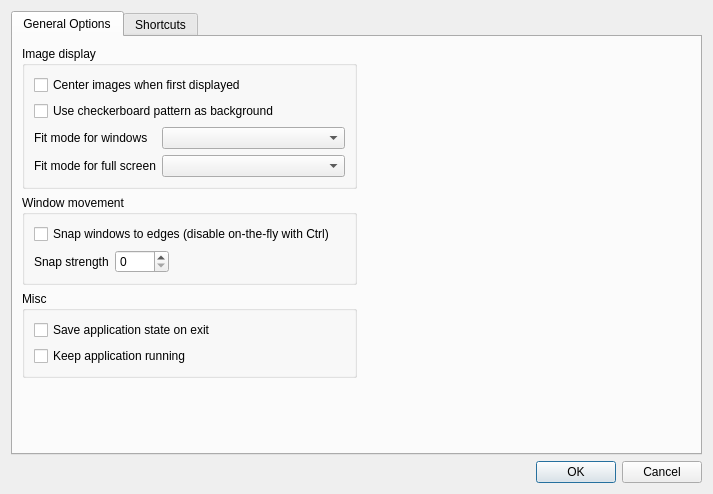
The window that src/OptionsDialog.ui (Helios-vmg/Borderless) describes before a commit, drawn with Qt 5.
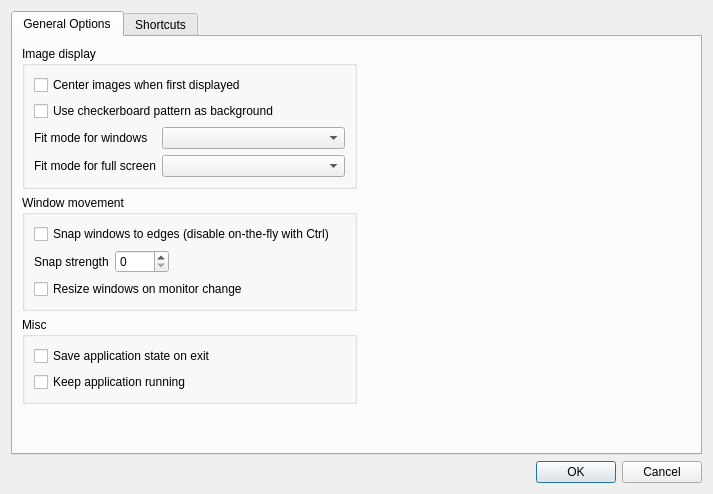
The same window after the commit. Custom widgets are drawn as their Qt base class.

Commit message: Added option to disable automatic window resizing.

The edit to the form file:
```diff
--- a/src/OptionsDialog.ui
+++ b/src/OptionsDialog.ui
@@ -187,6 +187,13 @@
                 </item>
                </layout>
               </item>
+              <item>
+               <widget class="QCheckBox" name="resize_windows_cb">
+                <property name="text">
+                 <string>Resize windows on monitor change</string>
+                </property>
+               </widget>
+              </item>
              </layout>
             </widget>
            </item>
```
The commit also changes 4 other files.
